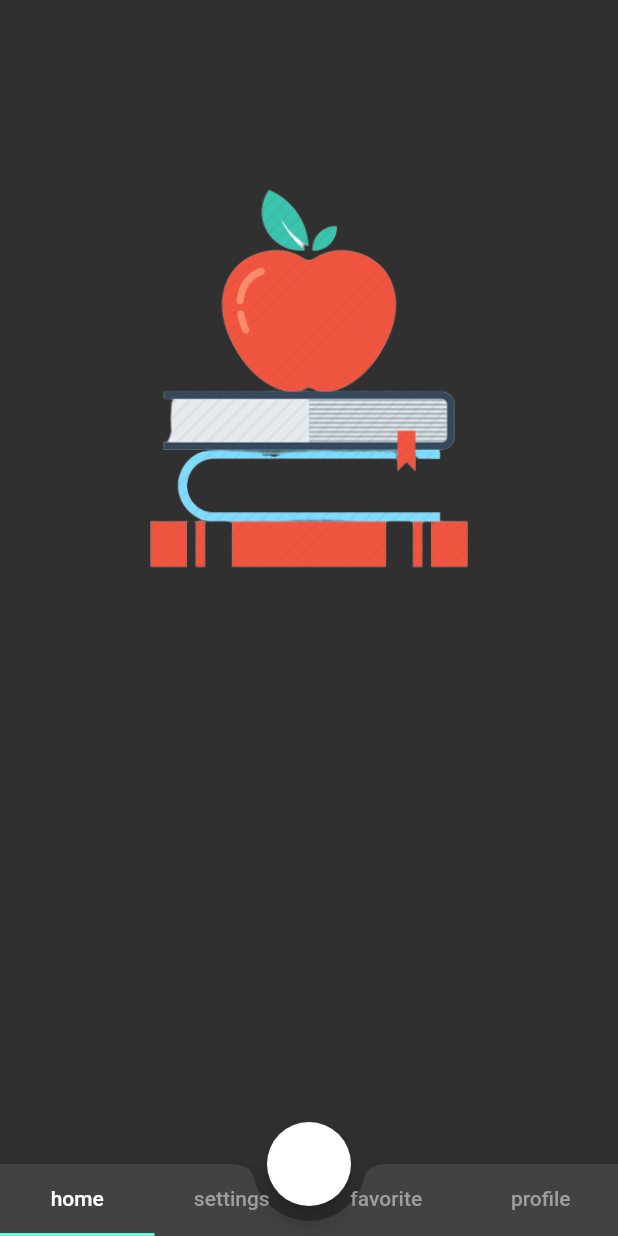
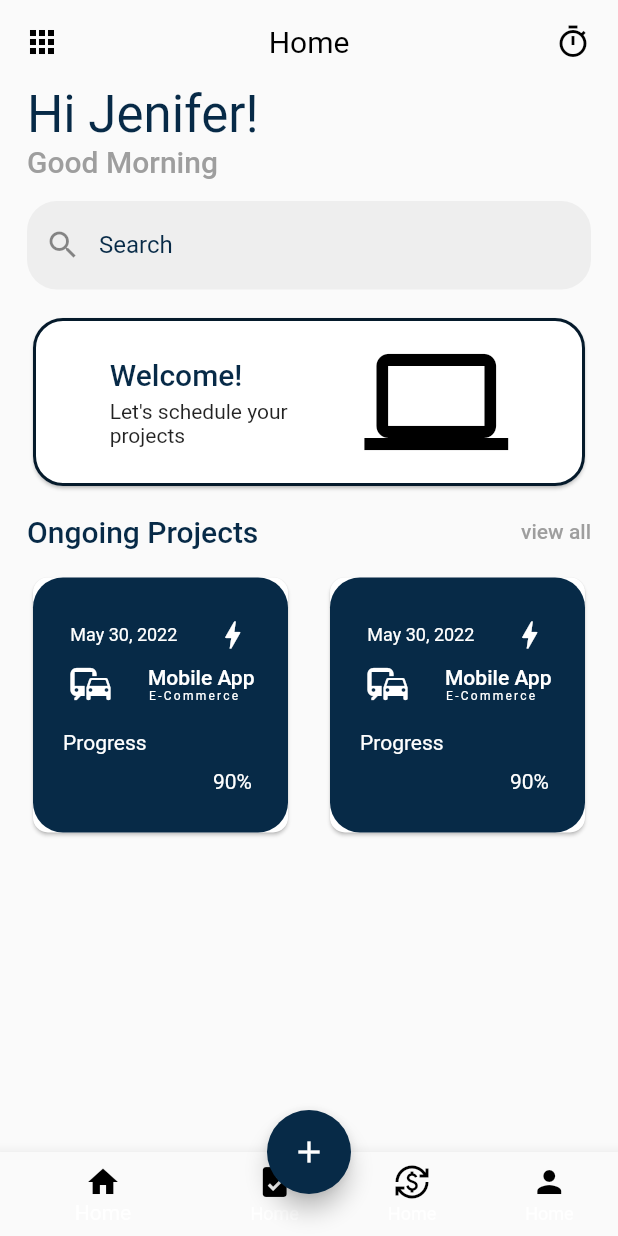
Before and after one commit to cemccccc/Flutter2, a Flutter app: the screen it shows after launch, on a phone screen of 412 x 824 dp. Run offline on Flutter 3.47's test engine with Material 2 defaults, Android fonts, the phone set to English and light mode, and no system bars.

Commit message:
20220717 demos commit

```diff
--- a/lib/202/model_learn.dart
+++ b/lib/202/model_learn.dart
@@ -3,8 +3,6 @@ class PostModel1 {
   int? id;
   String? title;
   String? body;
-
-  PostModel1(this.userId, this.id, this.title, this.body);
 }
 
 class PostModel2 {
@@ -24,7 +22,7 @@ class PostModel3 {
 
   PostModel3(this.userId, this.id, this.title, this.body);
 }
-
+//localde yapıyorsan bunu kullan
 class PostModel4 {
   final int userId;
   final int id;
@@ -43,6 +41,7 @@ class PostModel5 {
   final int _id;
   final String _title;
   final String _body;
+  int get userId => _userId; //encapsulate
 
   PostModel5(
       {required int userId,
@@ -87,3 +86,30 @@ class PostModel7 {
     _body = body;
   }
 }
+
+//servisten data çekiyorsan en mantıklısı bu
+
+class PostModel8 {
+   final int? userId;
+   final int? id;
+   final String? title;
+   final String? body;
+
+  PostModel8({this.userId, this.id, this.title, this.body});
+
+
+
+  PostModel8 copyWith({
+    int? userId,
+    int? id,
+    String? title,
+    String? body,
+  }) {
+    return PostModel8(
+      userId: userId ?? this.userId,
+      id: id ?? this.id,
+      title: title ?? this.title,
+      body: body ?? this.body,
+    );
+  }
+}
--- a/lib/202/model_learn_view.dart
+++ b/lib/202/model_learn_view.dart
@@ -1,4 +1,5 @@
 import 'package:flutter/material.dart';
+import 'package:flutter_baslasin/202/model_learn.dart';
 
 class ModelLearnView extends StatefulWidget {
   ModelLearnView({Key? key}) : super(key: key);
@@ -8,8 +9,52 @@ class ModelLearnView extends StatefulWidget {
 }
 
 class _ModelLearnViewState extends State<ModelLearnView> {
+  PostModel8 user9 = PostModel8(body: 'a');
+
+  @override
+  void initState() {
+    super.initState();
+    final user1 = PostModel1()
+      ..userId = 1
+      ..body = 'cyo';
+    user1.body = 'hello';
+
+    final user2 = PostModel2(1, 2, 'title', 'body');
+
+    final user3 = PostModel3(3, 4, 'title', 'body');
+    //user3.body = 'a' yapamazsın çünkü final tanımlandı. Değiştiremezsin
+
+    final user4 = PostModel4(
+        userId: 2,
+        id: 2,
+        title: 'title',
+        body: 'body'); //named parameter şeklinde geldi
+//user4.body='A'; değiştiremezsin
+
+    final user5 = PostModel5(userId: 5, id: 6, title: 'title', body: 'body');
+    //user5. bu kısma hiç nesne gelmez çünkü private kullandık
+    user5.userId; // kendi belirlediğim kurallar dahilinde kullanabilir
+
+    final user6 = PostModel6(userId: 1, id: 2, title: 'a', body: 'body');
+
+    final user7 = PostModel7();
+
+    final user8 = PostModel8(body: 'a');
+  }
+
   @override
   Widget build(BuildContext context) {
-    return Scaffold();
+    return Scaffold(
+      floatingActionButton: FloatingActionButton(
+        onPressed: () {
+          setState(() {
+            user9 = user9.copyWith(title: 'cem');
+          });
+        },
+      ),
+      appBar: AppBar(
+        title: Text(user9.body ?? 'Data yok'),
+      ),
+    );
   }
 }
--- a/lib/demos/demos101finish/demos_2.dart
+++ b/lib/demos/demos101finish/demos_2.dart
@@ -94,7 +94,7 @@ class _Demos2State extends State<Demos2> {
 
   AppBar customAppBar() {
     return AppBar(
-      centerTitle: false,
+
       leading: const CircleAvatar(
           radius: 50, backgroundImage: AssetImage('assets/cem.jpg')),
       title: Row(
@@ -107,7 +107,7 @@ class _Demos2State extends State<Demos2> {
                 ?.copyWith(fontWeight: FontWeight.normal),
           ),
           const Text(' ${_ProjectConstats.appBarText2}',
-              style: TextStyle(fontSize: 26)),
+              style: TextStyle(fontSize: 26, color: Colors.black)),
           const Spacer(),
           IconButton(
             onPressed: () {},
--- /dev/null
+++ b/lib/demos/demos101finish/demos_3.dart
@@ -0,0 +1,280 @@
+import 'package:flutter/material.dart';
+import 'package:flutter_baslasin/main.dart';
+
+class Demos3 extends StatelessWidget {
+  const Demos3({Key? key}) : super(key: key);
+
+  @override
+  Widget build(BuildContext context) {
+    return Scaffold(
+      floatingActionButtonLocation: FloatingActionButtonLocation.centerDocked,
+      floatingActionButton: FloatingActionButton(
+        backgroundColor: BlueConstans._blueColor,
+        child: const Icon(Icons.add),
+        onPressed: () {},
+      ),
+      bottomNavigationBar: BottomNavigationBar(
+          selectedIconTheme:
+              Theme.of(context).iconTheme.copyWith(color: Colors.black),
+          unselectedIconTheme:
+              Theme.of(context).iconTheme.copyWith(color: Colors.black),
+          showUnselectedLabels: true,
+          showSelectedLabels: true,
+          items: const [
+            BottomNavigationBarItem(icon: Icon(Icons.home), label: 'Home'),
+            BottomNavigationBarItem(icon: Icon(Icons.task), label: 'Home'),
+            BottomNavigationBarItem(
+                icon: Icon(Icons.currency_exchange), label: 'Home'),
+            BottomNavigationBarItem(icon: Icon(Icons.person), label: 'Home'),
+          ]),
+      appBar: customBlueAppBar(),
+      body: Padding(
+        padding: BlueConstans._appBarpadding,
+        child: Column(
+          crossAxisAlignment: CrossAxisAlignment.start,
+          children: [
+            jeniferText(context),
+            morningText(context),
+            const SizedBox(height: 15),
+            customSearchTextField(),
+            const SizedBox(height: 15),
+            customCard(context),
+            const SizedBox(height: 15),
+            customOnGoingTab(context),
+            const SizedBox(height: 15),
+            Row(
+              children: [
+                customBlueBigCard(context),
+                const Spacer(),
+                customBlueBigCard(context),
+              ],
+            ),
+          ],
+        ),
+      ),
+    );
+  }
+
+  Card customBlueBigCard(BuildContext context) {
+    return Card(
+      child: Container(
+        child: Column(
+          mainAxisAlignment: MainAxisAlignment.center,
+          children: [
+            cardFirstRow(context),
+            const SizedBox(height: 5),
+            cardSecondRow(context),
+            const SizedBox(height: 15),
+            Row(
+              crossAxisAlignment: CrossAxisAlignment.center,
+              children: [
+                Container(
+                  width: 20,
+                ),
+                const Text(
+                  BlueConstans._cardProgress,
+                  style: TextStyle(
+                    color: Colors.white,
+                  ),
+                ),
+              ],
+            ),
+            const SizedBox(height: 10),
+            Row(
+              children: [
+                Container(
+                  width: 120,
+                ),
+                const Text(BlueConstans._cardPercentage,
+                    style: TextStyle(color: Colors.white)),
+              ],
+            ),
+          ],
+        ),
+        width: 170,
+        height: 170,
+        decoration: BoxDecoration(
+          borderRadius: BorderRadius.circular(20),
+          color: BlueConstans._blueColor,
+        ),
+      ),
+    );
+  }
+
+  Row cardSecondRow(BuildContext context) {
+    return Row(
+      mainAxisAlignment: MainAxisAlignment.spaceEvenly,
+      children: [
+        const Icon(
+          Icons.commute_sharp,
+          color: Colors.white,
+          size: 32,
+        ),
+        Column(
+          crossAxisAlignment: CrossAxisAlignment.start,
+          children: [
+            Text(
+              BlueConstans._cardRow,
+              style: Theme.of(context)
+                  .textTheme
+                  .bodyText1
+                  ?.copyWith(color: Colors.white),
+            ),
+            Text(
+              BlueConstans._cardRow2,
+              style: Theme.of(context)
+                  .textTheme
+                  .labelSmall
+                  ?.copyWith(color: Colors.white, fontSize: 8),
+            ),
+          ],
+        )
+      ],
+    );
+  }
+
+  Row cardFirstRow(BuildContext context) {
+    return Row(
+      mainAxisAlignment: MainAxisAlignment.spaceEvenly,
+      children: [
+        Text(
+          'May 30, 2022',
+          style: Theme.of(context)
+              .textTheme
+              .bodySmall
+              ?.copyWith(color: Colors.white),
+        ),
+        const Icon(
+          Icons.bolt_outlined,
+          color: Colors.white,
+        )
+      ],
+    );
+  }
+
+  Row customOnGoingTab(BuildContext context) {
+    return Row(
+      mainAxisAlignment: MainAxisAlignment.spaceBetween,
+      children: [
+        Text(
+          BlueConstans._ongoingProjects,
+          style: Theme.of(context)
+              .textTheme
+              .headline6
+              ?.copyWith(color: BlueConstans._blueColor),
+        ),
+        Text(
+          BlueConstans._viewAll,
+          style: Theme.of(context)
+              .textTheme
+              .button
+              ?.copyWith(color: BlueConstans()._greyColor),
+        ),
+      ],
+    );
+  }
+
+  SizedBox customCard(BuildContext context) {
+    return SizedBox(
+      height: 120,
+      width: 500,
+      child: Card(
+        color: Colors.white,
+        shape: RoundedRectangleBorder(
+            borderRadius: BorderRadius.circular(20),
+            side: const BorderSide(
+                color: Color.fromARGB(255, 5, 26, 43), width: 2)),
+        child: Row(
+          mainAxisAlignment: MainAxisAlignment.spaceEvenly,
+          children: [
+            Column(
+              mainAxisAlignment: MainAxisAlignment.center,
+              crossAxisAlignment: CrossAxisAlignment.start,
+              children: [
+                Text(BlueConstans._welcomeMessage,
+                    style: Theme.of(context)
+                        .textTheme
+                        .headline6
+                        ?.copyWith(color: BlueConstans._blueColor)),
+                const SizedBox(height: 5),
+                const Text(BlueConstans._welcomeMessage2),
+              ],
+            ),
+            const Icon(
+              Icons.computer,
+              size: 96,
+            )
+          ],
+        ),
+      ),
+    );
+  }
+
+  TextField customSearchTextField() {
+    return TextField(
+      decoration: InputDecoration(
+          prefixIcon: const Icon(Icons.search),
+          fillColor: Colors.grey[200],
+          filled: true,
+          label: const Text(
+            BlueConstans._textFieldlabel,
+            style: TextStyle(color: BlueConstans._blueColor),
+          ),
+          border: OutlineInputBorder(
+              borderSide: BorderSide.none,
+              borderRadius: BorderRadius.circular(20))),
+    );
+  }
+
+  Text morningText(BuildContext context) {
+    return Text(
+      BlueConstans._secondText,
+      style: Theme.of(context)
+          .textTheme
+          .headline6
+          ?.copyWith(color: BlueConstans()._greyColor),
+    );
+  }
+
+  Text jeniferText(BuildContext context) {
+    return Text(
+      BlueConstans._firstText,
+      style: Theme.of(context)
+          .textTheme
+          .headline4
+          ?.copyWith(color: BlueConstans._blueColor),
+    );
+  }
+
+  AppBar customBlueAppBar() {
+    return AppBar(
+      leading: const Icon(Icons.apps_outlined),
+      title: const Text(BlueConstans._appbarTitle),
+      actions: const [
+        Padding(
+          padding: EdgeInsets.only(right: 18.0),
+          child: Icon(Icons.timer_sharp),
+        ),
+      ],
+    );
+  }
+}
+
+class BlueConstans {
+  static const _appbarTitle = 'Home';
+  static const _firstText = 'Hi Jenifer!';
+  static const _secondText = 'Good Morning';
+  static const _textFieldlabel = 'Search';
+  static const _appBarpadding = EdgeInsets.symmetric(horizontal: 18);
+  static const _welcomeMessage = 'Welcome!';
+  static const _welcomeMessage2 = "Let's schedule your\nprojects";
+  static const _ongoingProjects = 'Ongoing Projects';
+  static const _viewAll = 'view all';
+  static const _cardRow = 'Mobile App';
+  static const _cardRow2 = 'E-Commerce';
+  static const _cardProgress = 'Progress';
+  static const _cardPercentage = '90%';
+
+  static const _blueColor = Color.fromARGB(255, 7, 42, 71);
+  final _greyColor = Colors.grey.shade500;
+}
--- a/lib/main.dart
+++ b/lib/main.dart
@@ -2,6 +2,7 @@ import 'package:flutter/material.dart';
 import 'package:flutter/services.dart';
 
 import '101/column_row_learn.dart';
+import '101/list_tile_learn.dart';
 import '101/list_view_builder.dart';
 import '101/list_view_learn.dart';
 import '101/navigation_learn.dart';
@@ -10,11 +11,13 @@ import '101/stack_learn.dart';
 import '101/stateful_learn.dart';
 import '101/statefull_lifecycle.dart';
 import '101/text_field_learn.dart';
+import '202/model_learn_view.dart';
 import '202/tab_learn.dart';
 import 'cem_demos/navigation_cem.dart';
 import 'demos/color_demos_view.dart';
 import 'demos/color_life_cycle.dart';
 import 'demos/demos101finish/demos_2.dart';
+import 'demos/demos101finish/demos_3.dart';
 import 'demos/demos101finish/mainscreen.dart';
 import 'demos/my_collections_demos.dart';
 import 'demos/stack_demo_view.dart';
@@ -28,11 +31,11 @@ class MyApp extends StatelessWidget {
   Widget build(BuildContext context) {
     return MaterialApp(
       debugShowCheckedModeBanner: false,
-      theme: ThemeData.dark().copyWith(
+      theme: ThemeData.light().copyWith(
         bottomAppBarTheme:
             const BottomAppBarTheme(shape: CircularNotchedRectangle()),
         tabBarTheme: const TabBarTheme(
-            labelColor: Colors.white,
+            labelColor: Colors.black,
             unselectedLabelColor: Colors.grey,
             indicatorSize: TabBarIndicatorSize.tab),
         indicatorColor: Colors.white,
@@ -47,23 +50,22 @@ class MyApp extends StatelessWidget {
               RoundedRectangleBorder(borderRadius: BorderRadius.circular(10)),
         ),
         appBarTheme: const AppBarTheme(
-
+            centerTitle: true,
             iconTheme: IconThemeData(color: Colors.black),
-            titleTextStyle: TextStyle(color: Colors.black),
-            centerTitle: true,
+            titleTextStyle: TextStyle(color: Colors.black, fontSize: 20),
+            //centerTitle: true,
             systemOverlayStyle: SystemUiOverlayStyle.light,
             backgroundColor: Colors.transparent,
             elevation: 0),
       ),
       title: 'Güzel Başlık',
-      home: TabLearn(),
+      home: Demos3(),
     );
   }
 }
 
 class AnaSayfa extends StatefulWidget {
   const AnaSayfa({Key? key}) : super(key: key);
-
 
   @override
   State<AnaSayfa> createState() => _AnaSayfaState();
```
